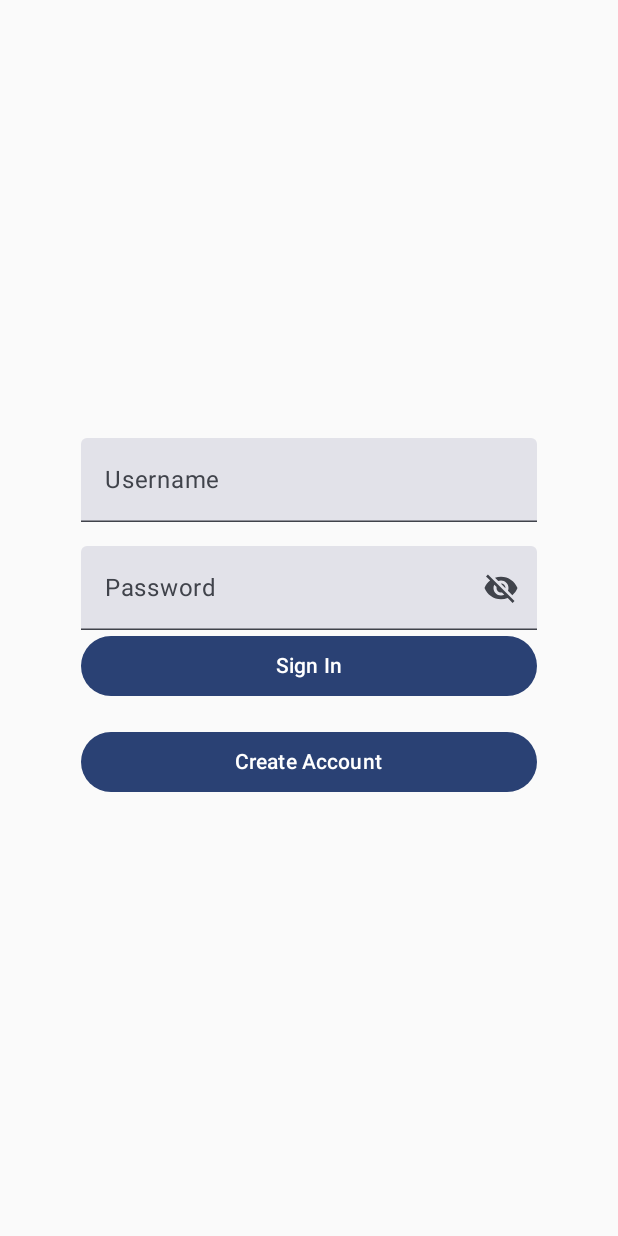
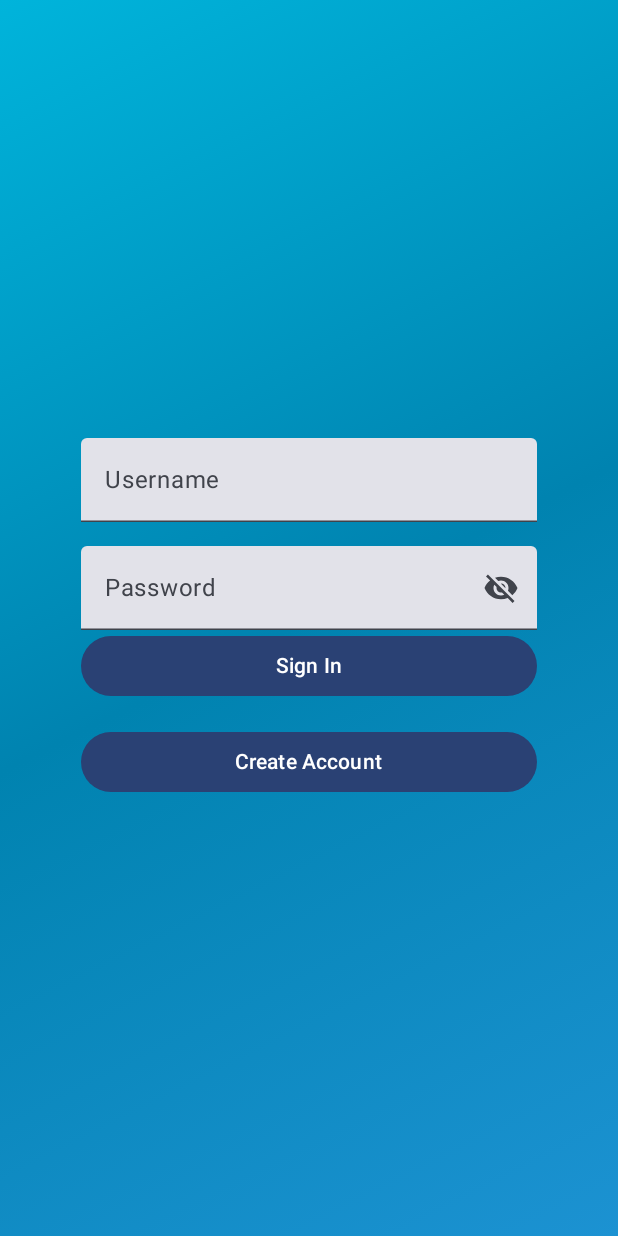
Before and after one commit to r-elopre/Weather-App, an Android app built with Jetpack Compose: the screen it shows after launch (MainActivity), on a phone screen of 412 x 824 dp. Run offline under Robolectric (Android 15) with nearby library versions, the phone set to English and light mode, and no system bars; our stand-ins replace Firebase (no records; nobody signed in at launch, a user with empty details on screens opened directly), accompanist.

Commit message:
done app

```diff
--- a/app/src/main/java/com/example/weatherapp/view/firstScreen.kt
+++ b/app/src/main/java/com/example/weatherapp/view/firstScreen.kt
@@ -1,15 +1,18 @@
 package com.example.weatherapp.view
 
+import androidx.compose.foundation.background
 import androidx.compose.foundation.layout.*
 import androidx.compose.material3.*
 import androidx.compose.runtime.*
 import androidx.compose.ui.Alignment
 import androidx.compose.ui.Modifier
+import androidx.compose.ui.graphics.Color
 import androidx.compose.ui.unit.dp
 import androidx.compose.ui.unit.sp
 import androidx.lifecycle.viewmodel.compose.viewModel
 import com.example.weatherapp.function.firstScreen.AuthTextFields
 import com.example.weatherapp.function.firstScreen.CreateAccountDialog
+import com.example.weatherapp.ui.theme.WinterGradientBackground
 import com.example.weatherapp.viewModel.AuthViewModel
 
 @Composable
@@ -20,6 +23,12 @@ fun FirstScreen(onAuthenticated: () -> Unit) {
     var showDialog by remember { mutableStateOf(false) }
     var errorMessage by remember { mutableStateOf<String?>(null) }
     val authViewModel: AuthViewModel = viewModel()
+
+    Box(
+        modifier = Modifier
+            .fillMaxSize()
+            .background(WinterGradientBackground)
+    )
 
     Column(
         modifier = Modifier
```
